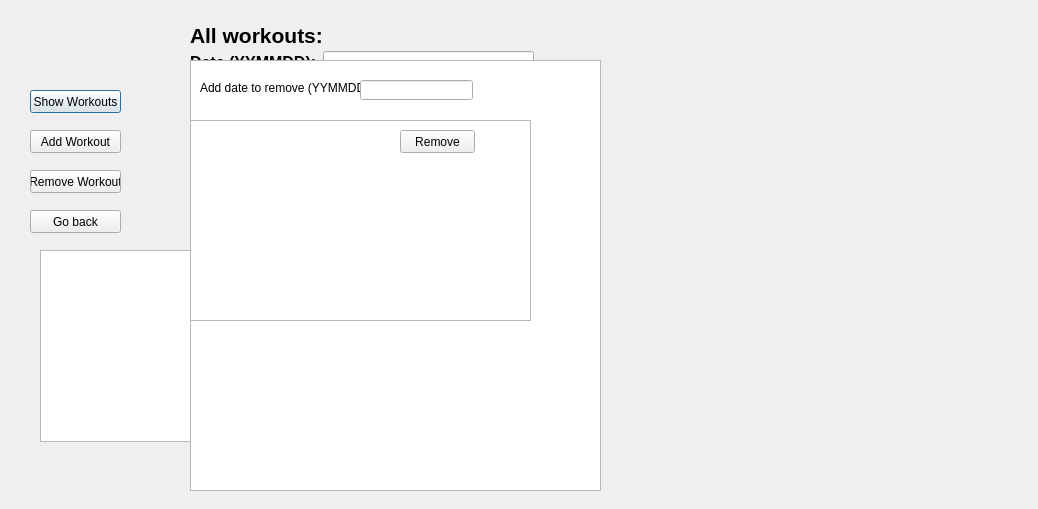
Qt form workoutwindow.ui (hannajohanssson/TraniningsDagbok) before a commit.
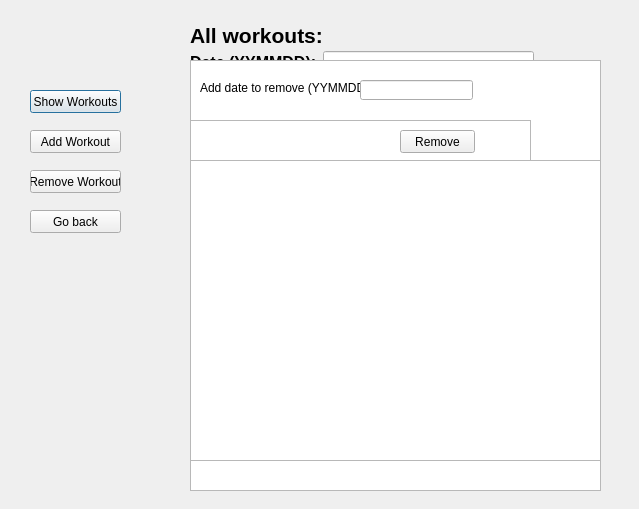
The same form after that commit.

```diff
--- a/workoutwindow.ui
+++ b/workoutwindow.ui
@@ -6,7 +6,7 @@
    <rect>
     <x>0</x>
     <y>0</y>
-    <width>1038</width>
+    <width>639</width>
     <height>509</height>
    </rect>
   </property>
@@ -114,16 +114,6 @@
     <string>Go back</string>
    </property>
   </widget>
-  <widget class="QListWidget" name="listWidget">
-   <property name="geometry">
-    <rect>
-     <x>40</x>
-     <y>250</y>
-     <width>256</width>
-     <height>192</height>
-    </rect>
-   </property>
-  </widget>
   <widget class="QListWidget" name="listWidgetShowWorkouts">
    <property name="geometry">
     <rect>
@@ -213,6 +203,16 @@
     <string>Remove</string>
    </property>
   </widget>
+  <widget class="QListWidget" name="listWidgetRemoveShow">
+   <property name="geometry">
+    <rect>
+     <x>190</x>
+     <y>160</y>
+     <width>411</width>
+     <height>301</height>
+    </rect>
+   </property>
+  </widget>
  </widget>
  <resources/>
  <connections>
```
